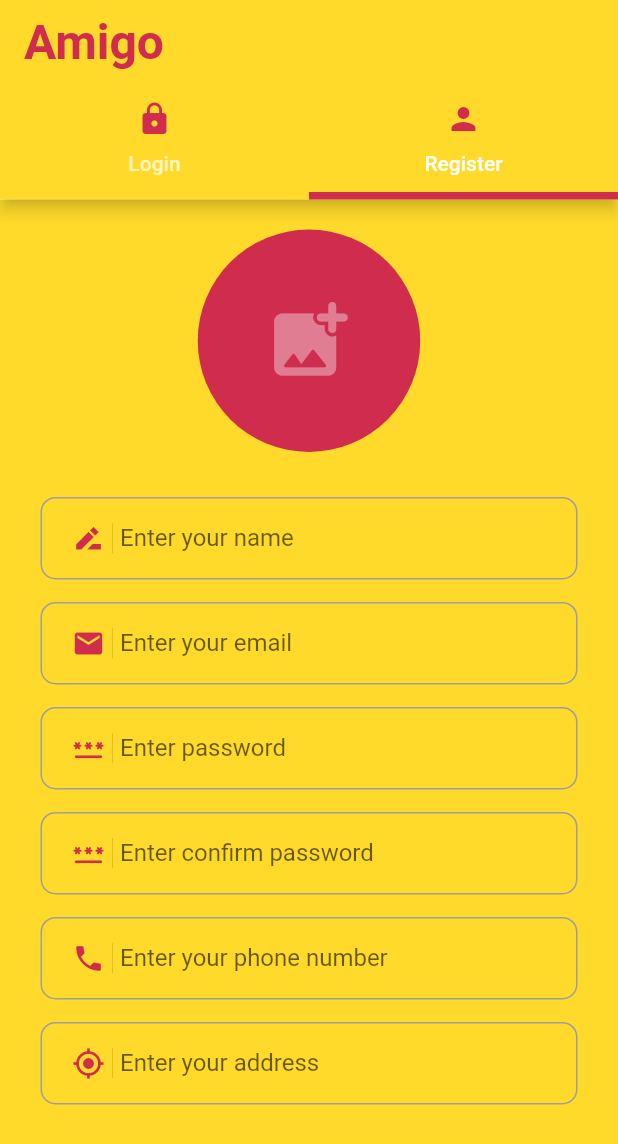
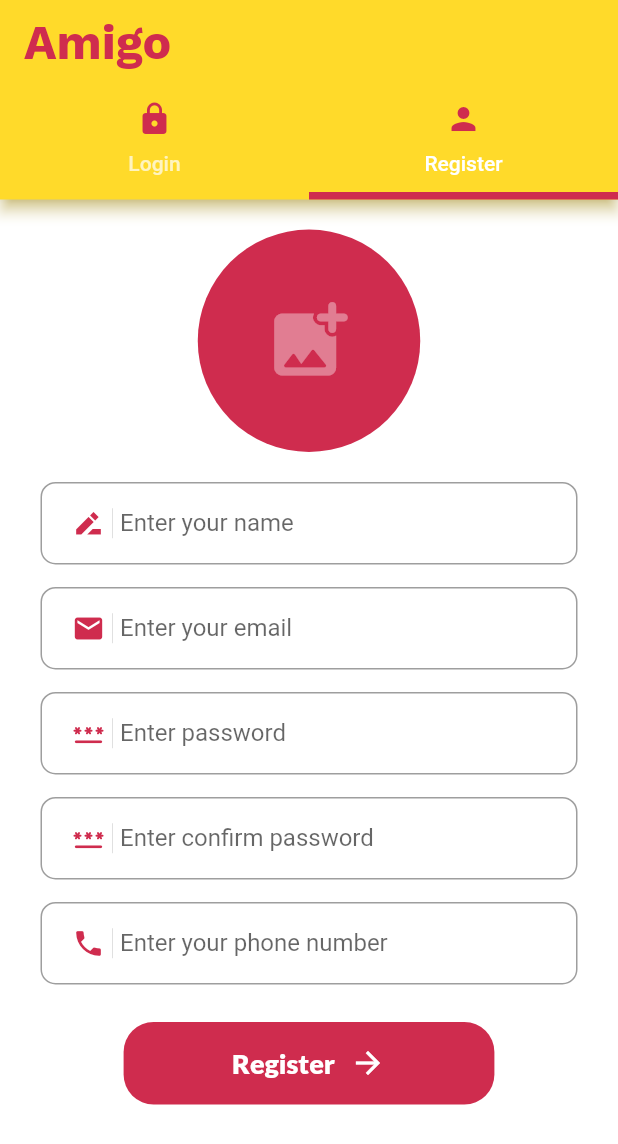
Before and after one commit to dakshvasudev/Amigo, a Flutter app: the screen it shows after launch, tab 2 chosen, after a tap on the "add photo alternate" icon, on a phone screen of 412 x 824 dp. Shown: the top 1144 px of the screen. Run offline on Flutter 3.47's test engine with Material 2 defaults, Android fonts, the phone set to English and light mode, and no system bars; our stand-ins replace google_fonts, image_picker; project files that could hold a hidden picture were left out.

Commit message:
auth Screen ui with Image picker complete

```diff
--- a/lib/authScreen/auth_screen.dart
+++ b/lib/authScreen/auth_screen.dart
@@ -1,4 +1,5 @@
 import 'package:flutter/material.dart';
+import 'package:google_fonts/google_fonts.dart';
 import 'package:selller_amigo_app/authScreen/login.dart';
 import 'package:selller_amigo_app/authScreen/register.dart';
 import 'package:selller_amigo_app/constants.dart';
@@ -23,12 +24,13 @@ class _AuthScreenState extends State<AuthScreen> {
           shadowColor: kColorYellow,
           title: Text(
             'Amigo',
-            style: TextStyle(
-              fontWeight: FontWeight.bold,
-              fontSize: 32,
-              color: kColorRed,
+            style: GoogleFonts.workSans(
+              textStyle: TextStyle(
+                fontWeight: FontWeight.w700,
+                fontSize: 32,
+                color: kColorRed,
+              ),
             ),
-            textAlign: TextAlign.end,
           ),
           bottom: TabBar(
             tabs: [
--- a/lib/authScreen/login.dart
+++ b/lib/authScreen/login.dart
@@ -13,10 +13,11 @@ class PhoneNumber extends StatefulWidget {
 class _PhoneNumberState extends State<PhoneNumber> {
   final TextEditingController emailController = TextEditingController();
   final TextEditingController passwordController = TextEditingController();
+  final GlobalKey<FormState> _formKey = GlobalKey<FormState>();
   @override
   Widget build(BuildContext context) {
     return Scaffold(
-      backgroundColor: kColorYellow,
+      backgroundColor: Colors.white,
       resizeToAvoidBottomInset: true,
       body: SingleChildScrollView(
         child: Padding(
@@ -62,6 +63,10 @@ class _PhoneNumberState extends State<PhoneNumber> {
                       const SizedBox(
                         height: 20,
                       ),
+                      Form(
+                        key: _formKey,
+                        child: Column(
+                          children: [
                             Padding(
                               padding: const EdgeInsets.all(8.0),
                               child: CustomTextField(
@@ -89,6 +94,9 @@ class _PhoneNumberState extends State<PhoneNumber> {
                                 keyboardType: TextInputType.visiblePassword,
                               ),
                             ),
+                          ],
+                        ),
+                      ),
                       Padding(
                         padding: const EdgeInsets.only(top: 20, bottom: 30),
                         child: GestureDetector(
@@ -104,7 +112,7 @@ class _PhoneNumberState extends State<PhoneNumber> {
                               mainAxisAlignment: MainAxisAlignment.center,
                               children: [
                                 Text(
-                                  "Send OTP",
+                                  "Login",
                                   style: GoogleFonts.lato(
                                       textStyle: const TextStyle(
                                           fontSize: 18,
--- a/lib/authScreen/register.dart
+++ b/lib/authScreen/register.dart
@@ -1,5 +1,5 @@
 import 'dart:io';
-
+import 'package:google_fonts/google_fonts.dart';
 import 'package:flutter/material.dart';
 import 'package:image_picker/image_picker.dart';
 import 'package:selller_amigo_app/authScreen/customTextField.dart';
@@ -15,12 +15,24 @@ class RegisterScreen extends StatefulWidget {
 class _RegisterScreenState extends State<RegisterScreen> {
   XFile? imageXFile;
   final ImagePicker _picker = ImagePicker();
+  final GlobalKey<FormState> _formKey = GlobalKey<FormState>();
   final TextEditingController nameController = TextEditingController();
   final TextEditingController emailController = TextEditingController();
+  final TextEditingController confirmPasswordController = TextEditingController();
+  final TextEditingController passwordController = TextEditingController();
+  final TextEditingController phoneNumberController = TextEditingController();
+
+  Future<void> _getImage() async{
+    imageXFile = await _picker.pickImage(source: ImageSource.gallery);
+    setState(() {
+      imageXFile;
+    });
+  }
+
   @override
   Widget build(BuildContext context) {
     return Scaffold(
-      backgroundColor: kColorYellow,
+      backgroundColor: Colors.white,
       body: SizedBox(
         width: MediaQuery.of(context).size.width,
         child: Padding(
@@ -32,7 +44,9 @@ class _RegisterScreenState extends State<RegisterScreen> {
                   height: 20,
                 ),
                 InkWell(
-                  onTap: () {},
+                  onTap: () {
+                    _getImage();
+                  },
                   child: CircleAvatar(
                     radius: MediaQuery.of(context).size.width * 0.18,
                     backgroundColor: kColorRed,
@@ -51,8 +65,12 @@ class _RegisterScreenState extends State<RegisterScreen> {
                   ),
                 ),
                 const SizedBox(
-                  height: 30,
+                  height: 20,
                 ),
+                Form(
+                  key: _formKey,
+                  child: Column(
+                    children: [
                       CustomTextField(
                         leadingIcon: Icon(
                           Icons.drive_file_rename_outline_sharp,
@@ -84,7 +102,7 @@ class _RegisterScreenState extends State<RegisterScreen> {
                           color: kColorRed,
                           size: 22,
                         ),
-                  controller: TextEditingController(),
+                        controller: passwordController,
                         hintText: 'Enter password',
                         obscureText: true,
                         keyboardType: TextInputType.visiblePassword,
@@ -98,7 +116,7 @@ class _RegisterScreenState extends State<RegisterScreen> {
                           color: kColorRed,
                           size: 22,
                         ),
-                  controller: TextEditingController(),
+                        controller: confirmPasswordController,
                         hintText: 'Enter confirm password',
                         obscureText: true,
                         keyboardType: TextInputType.visiblePassword,
@@ -112,21 +130,48 @@ class _RegisterScreenState extends State<RegisterScreen> {
                           color: kColorRed,
                           size: 22,
                         ),
-                  controller: TextEditingController(),
+                        controller: phoneNumberController,
                         hintText: 'Enter your phone number',
                         keyboardType: TextInputType.phone,
                       ),
+                    ],
+                  ),
+                ),
                 const SizedBox(
-                  height: 15,
+                  height: 25,
                 ),
-                CustomTextField(
-                  leadingIcon: Icon(
-                    Icons.my_location,
+                GestureDetector(
+                  onTap: () {},
+                  child: Container(
+                    width: MediaQuery.of(context).size.width * 0.6,
+                    height: 55,
+                    padding: const EdgeInsets.symmetric(vertical: 10),
+                    decoration: BoxDecoration(
                         color: kColorRed,
-                    size: 22,
+                        borderRadius: BorderRadius.circular(20)),
+                    child: Center(
+                      child: Row(
+                        mainAxisAlignment: MainAxisAlignment.center,
+                        children: [
+                          Text(
+                            "Register",
+                            style: GoogleFonts.lato(
+                                textStyle: const TextStyle(
+                                    fontSize: 18,
+                                    color: Colors.white,
+                                    fontWeight: FontWeight.w900)),
                           ),
-                  controller: TextEditingController(),
-                  hintText: 'Enter your address',
+                          const SizedBox(
+                            width: 10,
+                          ),
+                          const Icon(
+                            Icons.arrow_forward,
+                            color: Colors.white,
+                          )
+                        ],
+                      ),
+                    ),
+                  ),
                 ),
               ],
             ),
```
Lines whose indentation alone changed are shown as unchanged.
